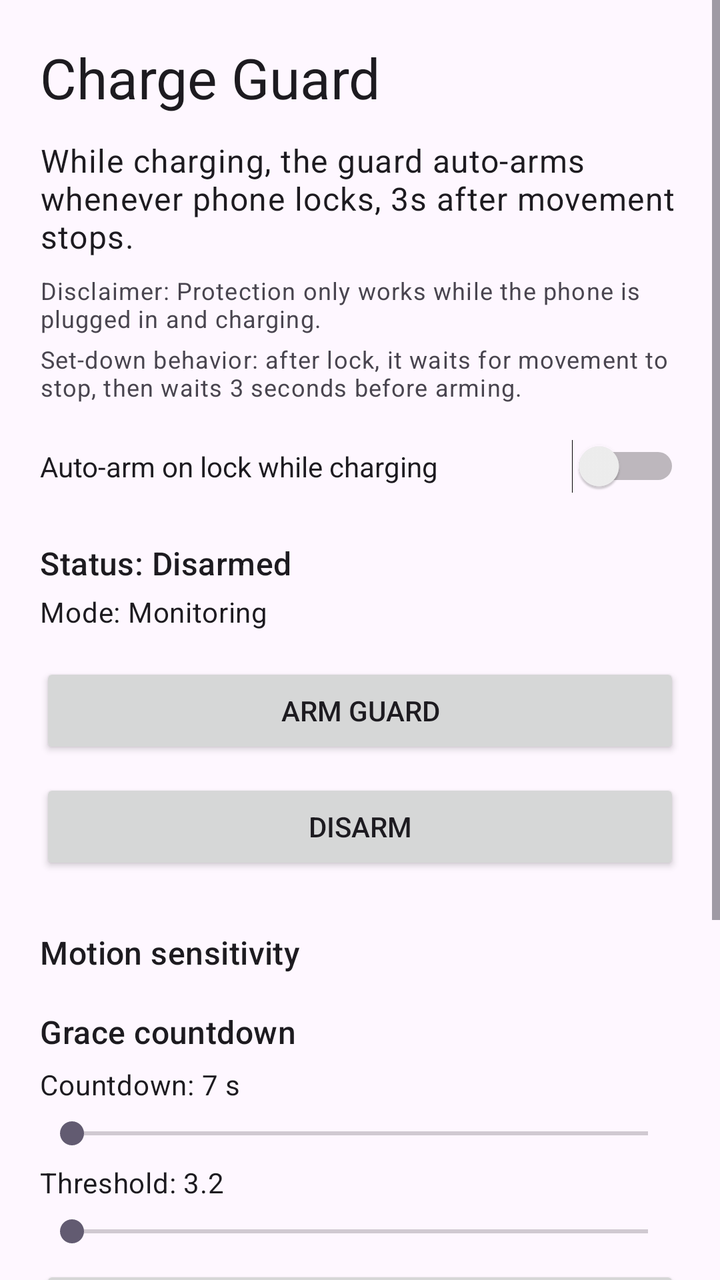
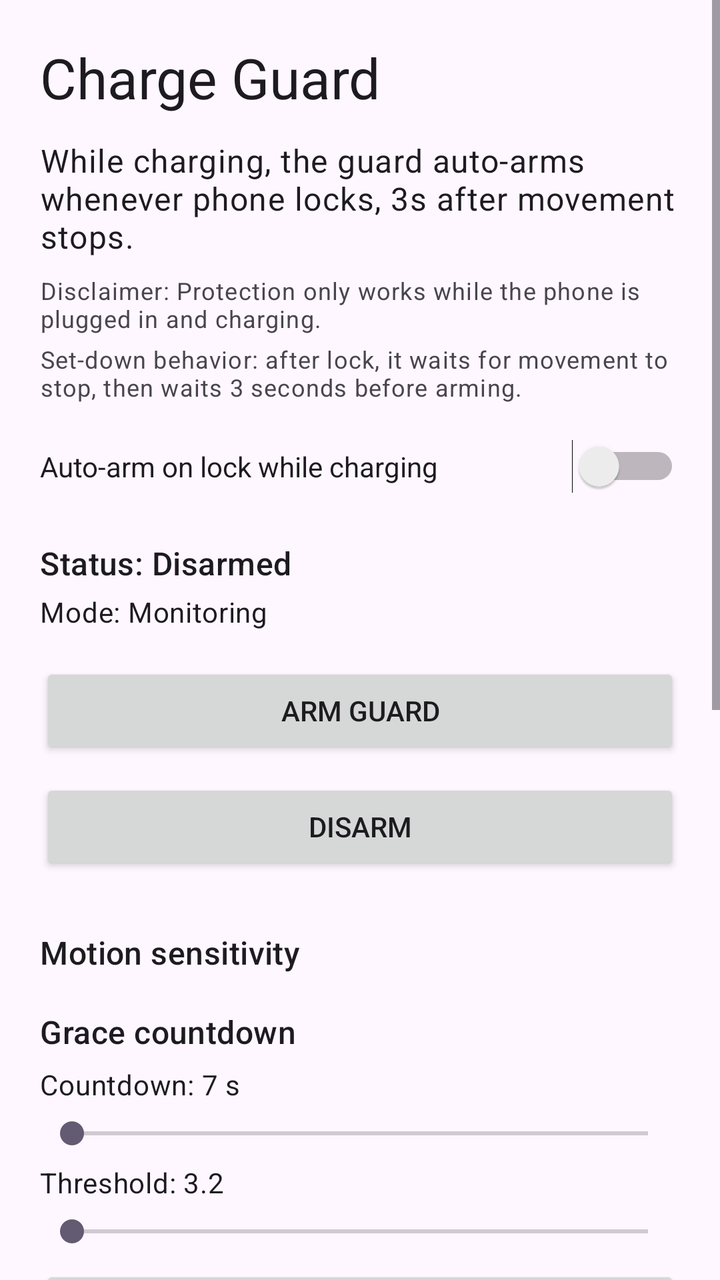

Before-and-after screenshots of an Android layout around one commit, followed by the original layout XML and the change that was made.
<!-- AndroidManifest.xml: application theme Theme.ChargeGuard -->
<!-- res/layout/activity_main.xml -->
<?xml version="1.0" encoding="utf-8"?>
<ScrollView xmlns:android="http://schemas.android.com/apk/res/android"
    xmlns:tools="http://schemas.android.com/tools"
    android:layout_width="match_parent"
    android:layout_height="match_parent"
    tools:context=".MainActivity">

    <LinearLayout
        android:layout_width="match_parent"
        android:layout_height="wrap_content"
        android:orientation="vertical"
        android:padding="20dp">

        <TextView
            android:id="@+id/titleText"
            android:layout_width="match_parent"
            android:layout_height="wrap_content"
            android:text="Charge Guard"
            android:textAppearance="@style/TextAppearance.Material3.HeadlineMedium" />

        <TextView
            android:id="@+id/descriptionText"
            android:layout_width="match_parent"
            android:layout_height="wrap_content"
            android:layout_marginTop="12dp"
            android:text="While charging, the guard auto-arms whenever phone locks, 3s after movement stops."
            android:textAppearance="@style/TextAppearance.Material3.BodyLarge" />

        <TextView
            android:id="@+id/disclaimerText"
            android:layout_width="match_parent"
            android:layout_height="wrap_content"
            android:layout_marginTop="8dp"
            android:text="Disclaimer: Protection only works while the phone is plugged in and charging."
            android:textAppearance="@style/TextAppearance.Material3.BodySmall" />

        <TextView
            android:id="@+id/settleHintText"
            android:layout_width="match_parent"
            android:layout_height="wrap_content"
            android:layout_marginTop="4dp"
            android:text="Set-down behavior: after lock, it waits for movement to stop, then waits 3 seconds before arming."
            android:textAppearance="@style/TextAppearance.Material3.BodySmall" />

        <Switch
            android:id="@+id/armModeSwitch"
            android:layout_width="match_parent"
            android:layout_height="wrap_content"
            android:layout_marginTop="18dp"
            android:text="Auto-arm on lock while charging" />

        <TextView
            android:id="@+id/stateText"
            android:layout_width="match_parent"
            android:layout_height="wrap_content"
            android:layout_marginTop="24dp"
            android:text="Status: Disarmed"
            android:textAppearance="@style/TextAppearance.Material3.TitleMedium" />

        <TextView
            android:id="@+id/modeText"
            android:layout_width="match_parent"
            android:layout_height="wrap_content"
            android:layout_marginTop="4dp"
            android:text="Mode: Monitoring"
            android:textAppearance="@style/TextAppearance.Material3.BodyMedium" />

        <Button
            android:id="@+id/armButton"
            android:layout_width="match_parent"
            android:layout_height="wrap_content"
            android:layout_marginTop="16dp"
            android:text="Arm Guard" />

        <Button
            android:id="@+id/disarmButton"
            android:layout_width="match_parent"
            android:layout_height="wrap_content"
            android:layout_marginTop="10dp"
            android:text="Disarm" />

        <TextView
            android:id="@+id/sensitivityTitle"
            android:layout_width="match_parent"
            android:layout_height="wrap_content"
            android:layout_marginTop="28dp"
            android:text="Motion sensitivity"
            android:textAppearance="@style/TextAppearance.Material3.TitleMedium" />

        <TextView
            android:id="@+id/countdownTitle"
            android:layout_width="match_parent"
            android:layout_height="wrap_content"
            android:layout_marginTop="18dp"
            android:text="Grace countdown"
            android:textAppearance="@style/TextAppearance.Material3.TitleMedium" />

        <TextView
            android:id="@+id/countdownLabel"
            android:layout_width="match_parent"
            android:layout_height="wrap_content"
            android:layout_marginTop="6dp"
            android:text="Countdown: 7 s"
            android:textAppearance="@style/TextAppearance.Material3.BodyMedium" />

        <SeekBar
            android:id="@+id/countdownSeekBar"
            android:layout_width="match_parent"
            android:layout_height="wrap_content"
            android:layout_marginTop="6dp" />

        <TextView
            android:id="@+id/sensitivityLabel"
            android:layout_width="match_parent"
            android:layout_height="wrap_content"
            android:layout_marginTop="6dp"
            android:text="Threshold: 3.2"
            android:textAppearance="@style/TextAppearance.Material3.BodyMedium" />

        <SeekBar
            android:id="@+id/sensitivitySeekBar"
            android:layout_width="match_parent"
            android:layout_height="wrap_content"
            android:layout_marginTop="6dp" />

        <Button
            android:id="@+id/calibrateButton"
            android:layout_width="match_parent"
            android:layout_height="wrap_content"
            android:layout_marginTop="8dp"
            android:text="Calibrate While Still" />

        <TextView
            android:id="@+id/pinTitle"
            android:layout_width="match_parent"
            android:layout_height="wrap_content"
            android:layout_marginTop="28dp"
            android:text="Disarm PIN (optional)"
            android:textAppearance="@style/TextAppearance.Material3.TitleMedium" />

        <Switch
            android:id="@+id/pinSwitch"
            android:layout_width="match_parent"
            android:layout_height="wrap_content"
            android:layout_marginTop="8dp"
            android:text="Require PIN to disarm" />

        <EditText
            android:id="@+id/pinInput"
            android:layout_width="match_parent"
            android:layout_height="wrap_content"
            android:layout_marginTop="8dp"
            android:hint="Enter 4+ digit PIN"
            android:inputType="numberPassword"
            android:maxLength="8" />

        <Button
            android:id="@+id/savePinButton"
            android:layout_width="match_parent"
            android:layout_height="wrap_content"
            android:layout_marginTop="8dp"
            android:text="Save PIN" />

    </LinearLayout>
</ScrollView>
<!-- resources referenced by this layout -->
<resources>
  <style name="Theme.ChargeGuard" parent="Theme.Material3.DayNight.NoActionBar">
          <item name="android:statusBarColor">?attr/colorSurface</item>
          <item name="android:windowLightStatusBar" tools:targetApi="m">true</item>
      </style>
</resources>

<!-- the commit's change to res/layout/activity_main.xml (unified diff, before → after) -->
@@ -1,5 +1,6 @@
 <?xml version="1.0" encoding="utf-8"?>
 <ScrollView xmlns:android="http://schemas.android.com/apk/res/android"
+    xmlns:ads="http://schemas.android.com/apk/res-auto"
     xmlns:tools="http://schemas.android.com/tools"
     android:layout_width="match_parent"
     android:layout_height="match_parent"
@@ -161,5 +162,52 @@
             android:layout_marginTop="8dp"
             android:text="Save PIN" />
 
+        <TextView
+            android:id="@+id/premiumTitle"
+            android:layout_width="match_parent"
+            android:layout_height="wrap_content"
+            android:layout_marginTop="28dp"
+            android:text="Premium"
+            android:textAppearance="@style/TextAppearance.Material3.TitleMedium" />
+
+        <TextView
+            android:id="@+id/premiumDescription"
+            android:layout_width="match_parent"
+            android:layout_height="wrap_content"
+            android:layout_marginTop="6dp"
+            android:text="Unlock once to remove ads and support development."
+            android:textAppearance="@style/TextAppearance.Material3.BodyMedium" />
+
+        <TextView
+            android:id="@+id/premiumStatusText"
+            android:layout_width="match_parent"
+            android:layout_height="wrap_content"
+            android:layout_marginTop="6dp"
+            android:text="Premium: Locked"
+            android:textAppearance="@style/TextAppearance.Material3.BodyMedium" />
+
+        <Button
+            android:id="@+id/buyPremiumButton"
+            android:layout_width="match_parent"
+            android:layout_height="wrap_content"
+            android:layout_marginTop="8dp"
+            android:text="Unlock Premium (One-Time)" />
+
+        <Button
+            android:id="@+id/restorePurchaseButton"
+            android:layout_width="match_parent"
+            android:layout_height="wrap_content"
+            android:layout_marginTop="8dp"
+            android:text="Restore Purchase" />
+
+        <com.google.android.gms.ads.AdView
+            android:id="@+id/adView"
+            android:layout_width="wrap_content"
+            android:layout_height="wrap_content"
+            android:layout_gravity="center_horizontal"
+            android:layout_marginTop="16dp"
+            ads:adSize="BANNER"
+            ads:adUnitId="@string/admob_banner_unit_id" />
+
     </LinearLayout>
 </ScrollView>
<!-- resource entries referenced after the edit -->
@@ -1,5 +1,6 @@
 <!-- resources referenced by this layout -->
 <resources>
+  <string name="admob_banner_unit_id">ca-app-pub-3940256099942544/6300978111</string>
   <style name="Theme.ChargeGuard" parent="Theme.Material3.DayNight.NoActionBar">
           <item name="android:statusBarColor">?attr/colorSurface</item>
           <item name="android:windowLightStatusBar" tools:targetApi="m">true</item>
